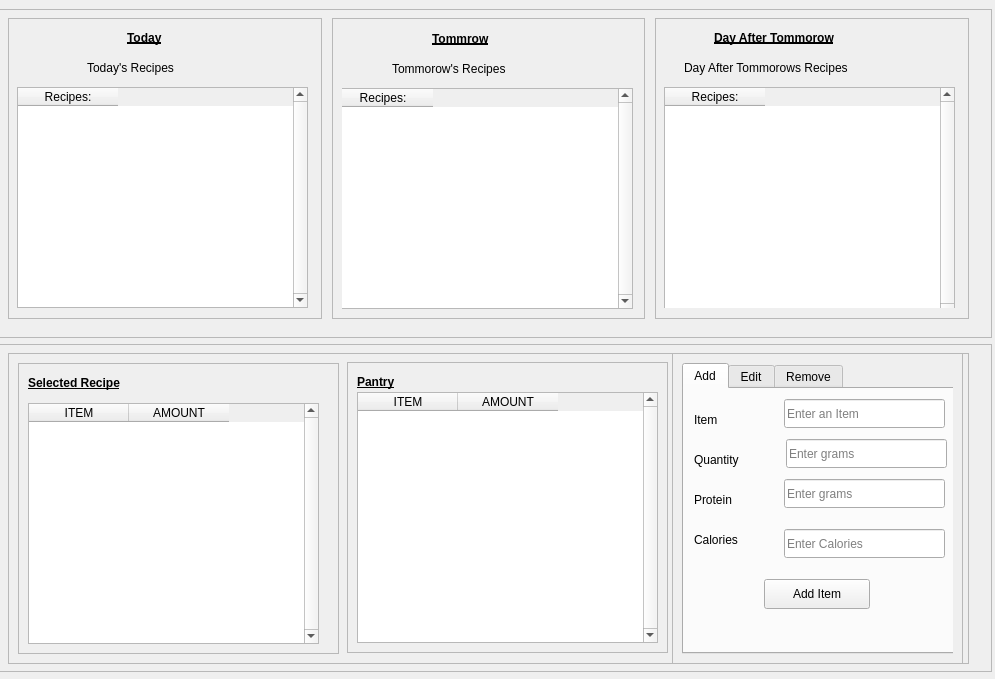
tcassar/great-uni-hack-scran, file src/frontend/main.ui: the form before one commit.
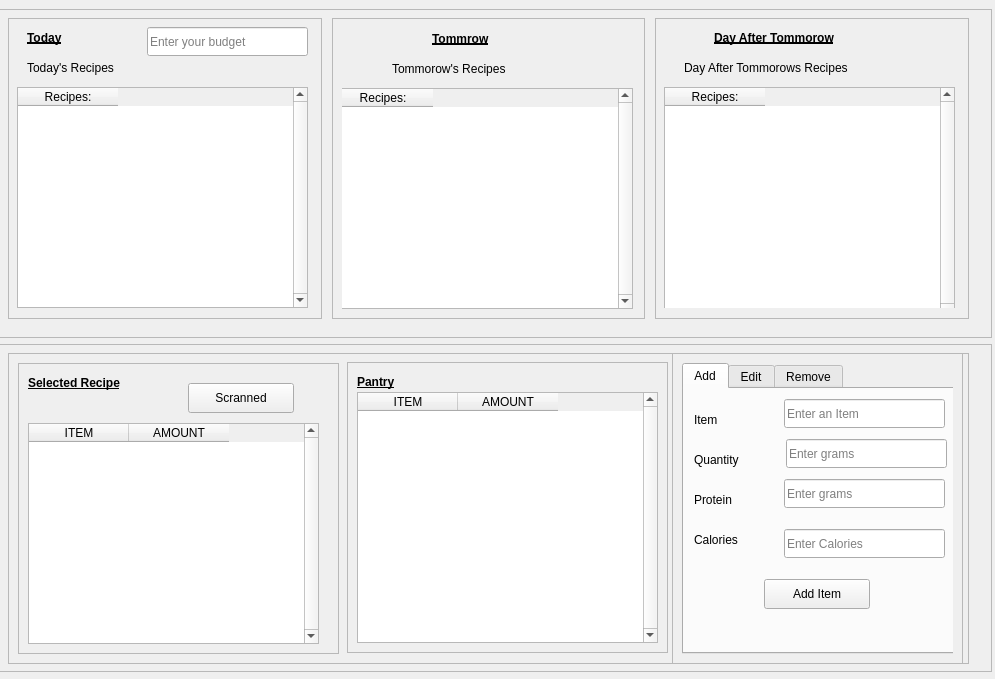
The form after the commit.

Commit message: added today and tommorow updaters

The edit to the form file:
```diff
--- a/src/frontend/main.ui
+++ b/src/frontend/main.ui
@@ -94,7 +94,7 @@
               <widget class="QLabel" name="todayLabel">
                <property name="geometry">
                 <rect>
-                 <x>120</x>
+                 <x>20</x>
                  <y>10</y>
                  <width>51</width>
                  <height>21</height>
@@ -150,7 +150,7 @@
               <widget class="QLabel" name="todayRecipe">
                <property name="geometry">
                 <rect>
-                 <x>80</x>
+                 <x>20</x>
                  <y>40</y>
                  <width>131</width>
                  <height>21</height>
@@ -160,6 +160,22 @@
                 <string>Today's Recipes</string>
                </property>
               </widget>
+              <widget class="QLineEdit" name="budget">
+               <property name="geometry">
+                <rect>
+                 <x>140</x>
+                 <y>10</y>
+                 <width>161</width>
+                 <height>29</height>
+                </rect>
+               </property>
+               <property name="text">
+                <string/>
+               </property>
+               <property name="placeholderText">
+                <string>Enter your budget</string>
+               </property>
+              </widget>
              </widget>
             </widget>
            </item>
@@ -838,9 +854,9 @@
                <property name="geometry">
                 <rect>
                  <x>10</x>
-                 <y>40</y>
+                 <y>60</y>
                  <width>291</width>
-                 <height>241</height>
+                 <height>221</height>
                 </rect>
                </property>
                <property name="verticalScrollBarPolicy">
@@ -875,6 +891,19 @@
                 </property>
                </column>
               </widget>
+              <widget class="QPushButton" name="scranButton">
+               <property name="geometry">
+                <rect>
+                 <x>170</x>
+                 <y>20</y>
+                 <width>106</width>
+                 <height>30</height>
+                </rect>
+               </property>
+               <property name="text">
+                <string>Scranned</string>
+               </property>
+              </widget>
              </widget>
             </widget>
            </item>
```
The commit also changes 2 other files.
